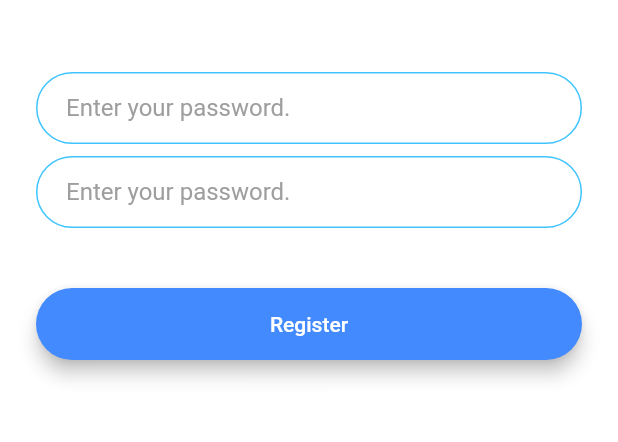
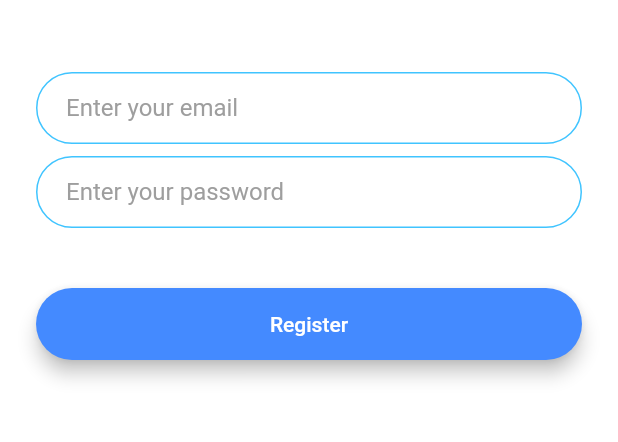
Before and after one commit to cloudy-ninja/flutter-chat, a Flutter app: the RegistrationScreen screen opened by its route, on a phone screen of 412 x 824 dp, the part 576-1018 px from its top. Run offline on Flutter 3.47's test engine with Material 2 defaults, Android fonts, the phone set to English and light mode, and no system bars; our stand-ins replace animated_text_kit.

Commit message:
change the hint text

```diff
--- a/lib/screens/registration_screen.dart
+++ b/lib/screens/registration_screen.dart
@@ -33,7 +33,9 @@ class _RegistrationScreenState extends State<RegistrationScreen> {
               onChanged: (value) {
                 //Do something with the user input.
               },
-              decoration: kTextFieldDecoration,
+              decoration: kTextFieldDecoration.copyWith(
+                hintText: 'Enter your email',
+              ),
             ),
             SizedBox(
               height: 8.0,
@@ -42,7 +44,9 @@ class _RegistrationScreenState extends State<RegistrationScreen> {
               onChanged: (value) {
                 //Do something with the user input.
               },
-              decoration: kTextFieldDecoration,
+              decoration: kTextFieldDecoration.copyWith(
+                hintText: 'Enter your password',
+              ),
             ),
             SizedBox(
               height: 24.0,
```
Also changed, not shown: lib/screens/login_screen.dart (+6 -2 lines).
